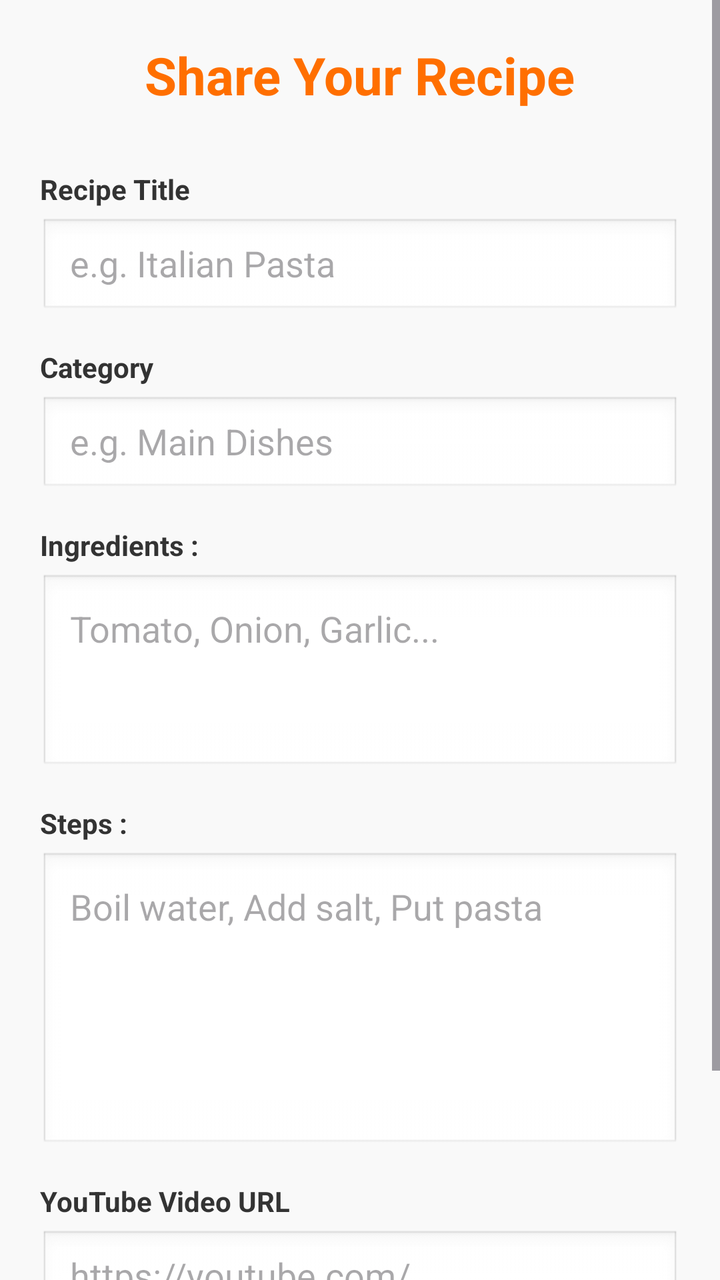
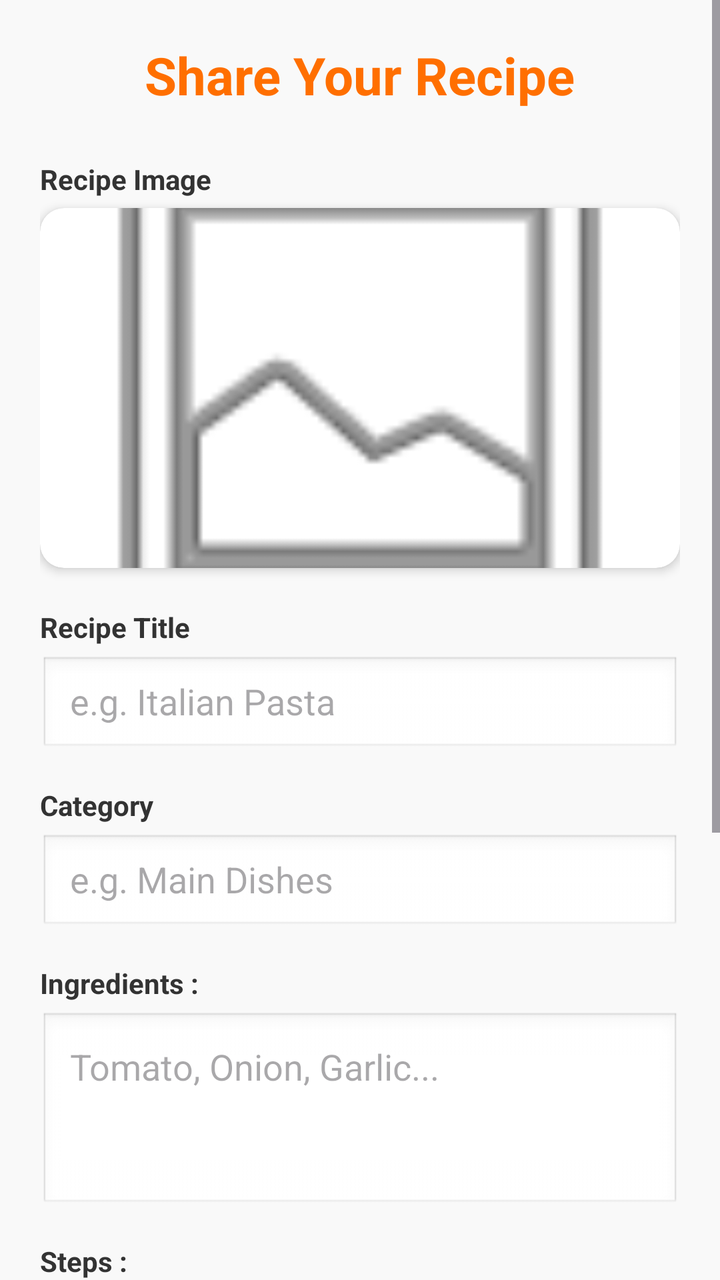

Before-and-after screenshots of an Android layout around one commit, followed by the original layout XML and the change that was made.
<!-- AndroidManifest.xml: application theme Theme.RecipeBook -->
<!-- res/layout/activity_add_recipe.xml -->
<?xml version="1.0" encoding="utf-8"?>
<ScrollView
    xmlns:android="http://schemas.android.com/apk/res/android"
    xmlns:app="http://schemas.android.com/apk/res-auto"
    xmlns:tools="http://schemas.android.com/tools"
    android:id="@+id/main"
    android:layout_width="match_parent"
    android:layout_height="match_parent"
    tools:context=".AddRecipeActivity"
    android:background="#F9F9F9"
    android:fillViewport="true">

    <LinearLayout
        android:layout_width="match_parent"
        android:layout_height="wrap_content"
        android:orientation="vertical"
        android:padding="20dp">

        <TextView
            android:layout_width="wrap_content"
            android:layout_height="wrap_content"
            android:text="Share Your Recipe"
            android:textColor="@color/orange_primary"
            android:textSize="26sp"
            android:textStyle="bold"
            android:layout_gravity="center_horizontal"
            android:layout_marginBottom="30dp"/>

        <TextView
            android:layout_width="wrap_content"
            android:layout_height="wrap_content"
            android:text="Recipe Title"
            android:textColor="#333"
            android:textStyle="bold"
            android:layout_marginBottom="5dp"/>
        <EditText
            android:id="@+id/recipeTitleEt"
            android:layout_width="match_parent"
            android:layout_height="50dp"
            android:hint="e.g. Italian Pasta"
            android:inputType="text"
            android:background="@android:drawable/edit_text"
            android:paddingHorizontal="15dp"
            android:layout_marginBottom="15dp"/>

        <TextView
            android:layout_width="wrap_content"
            android:layout_height="wrap_content"
            android:text="Category"
            android:textColor="#333"
            android:textStyle="bold"
            android:layout_marginBottom="5dp"/>
        <EditText
            android:id="@+id/recipeCategoryEt"
            android:layout_width="match_parent"
            android:layout_height="50dp"
            android:hint="e.g. Main Dishes"
            android:inputType="text"
            android:background="@android:drawable/edit_text"
            android:paddingHorizontal="15dp"
            android:layout_marginBottom="15dp"/>

        <TextView
            android:layout_width="wrap_content"
            android:layout_height="wrap_content"
            android:text="Ingredients :"
            android:textColor="#333"
            android:textStyle="bold"
            android:layout_marginBottom="5dp"/>
        <EditText
            android:id="@+id/recipeIngredientsEt"
            android:layout_width="match_parent"
            android:layout_height="100dp"
            android:hint="Tomato, Onion, Garlic..."
            android:inputType="textMultiLine"
            android:gravity="top"
            android:background="@android:drawable/edit_text"
            android:padding="15dp"
            android:layout_marginBottom="15dp"/>

        <TextView
            android:layout_width="wrap_content"
            android:layout_height="wrap_content"
            android:text="Steps :"
            android:textColor="#333"
            android:textStyle="bold"
            android:layout_marginBottom="5dp"/>
        <EditText
            android:id="@+id/recipeStepsEt"
            android:layout_width="match_parent"
            android:layout_height="150dp"
            android:hint="Boil water, Add salt, Put pasta"
            android:inputType="textMultiLine"
            android:gravity="top"
            android:background="@android:drawable/edit_text"
            android:padding="15dp"
            android:layout_marginBottom="15dp"/>

        <TextView
            android:layout_width="wrap_content"
            android:layout_height="wrap_content"
            android:text="YouTube Video URL"
            android:textColor="#333"
            android:textStyle="bold"
            android:layout_marginBottom="5dp"/>
        <EditText
            android:id="@+id/recipeVideoUrlEt"
            android:layout_width="match_parent"
            android:layout_height="50dp"
            android:hint="https://youtube.com/..."
            android:inputType="textUri"
            android:background="@android:drawable/edit_text"
            android:paddingHorizontal="15dp"
            android:layout_marginBottom="25dp"/>

        <Button
            android:id="@+id/saveRecipeBtn"
            android:layout_width="match_parent"
            android:layout_height="55dp"
            android:text="Save &amp; Publish"
            android:backgroundTint="@color/orange_primary"
            android:textColor="@color/white"
            android:textStyle="bold"
            app:cornerRadius="10dp"/>

    </LinearLayout>


</ScrollView>
<!-- resources referenced by this layout -->
<resources>
  <color name="orange_primary">#FF6F00</color>
  <color name="white">#FFFFFFFF</color>
  <style name="Theme.RecipeBook" parent="Base.Theme.RecipeBook" />
  <style name="Base.Theme.RecipeBook" parent="Theme.Material3.DayNight.NoActionBar">
          
          
      </style>
</resources>

<!-- the commit's change to res/layout/activity_add_recipe.xml (unified diff, before → after) -->
@@ -24,7 +24,35 @@
             android:textSize="26sp"
             android:textStyle="bold"
             android:layout_gravity="center_horizontal"
-            android:layout_marginBottom="30dp"/>
+            android:layout_marginBottom="25dp"/>
+
+        <TextView
+            android:layout_width="wrap_content"
+            android:layout_height="wrap_content"
+            android:text="Recipe Image"
+            android:textColor="#333"
+            android:textStyle="bold"
+            android:layout_marginBottom="5dp"/>
+
+        <androidx.cardview.widget.CardView
+            android:id="@+id/selectImgBtn"
+            android:layout_width="match_parent"
+            android:layout_height="180dp"
+            app:cardCornerRadius="12dp"
+            app:cardElevation="3dp"
+            android:layout_marginBottom="20dp"
+            android:clickable="true"
+            android:focusable="true"
+            android:foreground="?attr/selectableItemBackground">
+
+            <ImageView
+                android:id="@+id/recipeImgPreview"
+                android:layout_width="match_parent"
+                android:layout_height="match_parent"
+                android:scaleType="centerCrop"
+                android:src="@android:drawable/ic_menu_gallery"
+                android:contentDescription="Selected Recipe Image" />
+        </androidx.cardview.widget.CardView>
 
         <TextView
             android:layout_width="wrap_content"
@@ -125,5 +153,4 @@
 
     </LinearLayout>
 
-
 </ScrollView>
